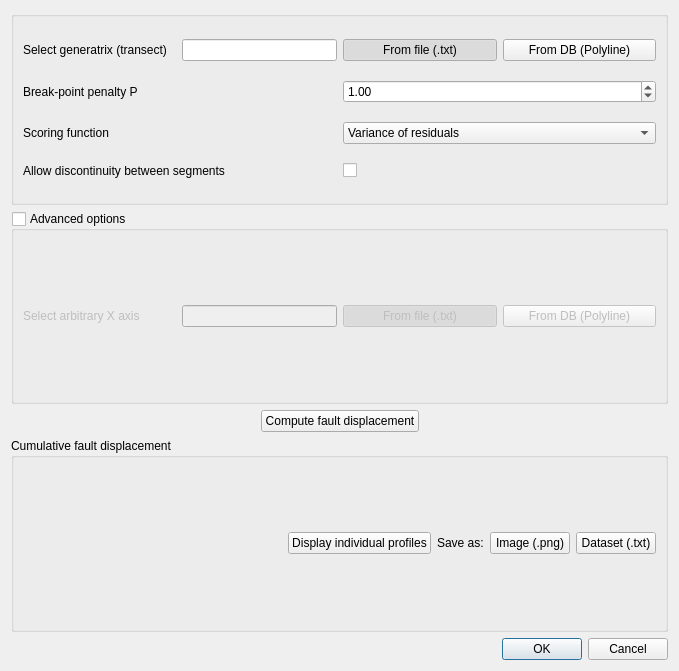
This is qThrowMeasurement/ui/atmdialog.ui in evaristelegallois/ATMplugin as Qt 5 draws it before an edit. The edited form follows.
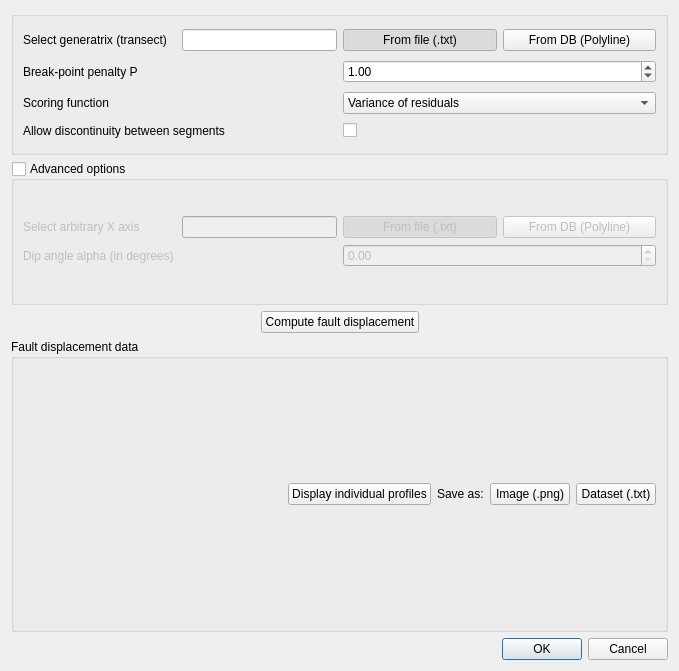
This is the edited form.

Patch:
```diff
--- a/qThrowMeasurement/ui/atmdialog.ui
+++ b/qThrowMeasurement/ui/atmdialog.ui
@@ -13,7 +13,7 @@
   <property name="windowTitle">
    <string>Automatic Throw Measurement Settings</string>
   </property>
-  <layout class="QGridLayout" name="gridLayout_3">
+  <layout class="QGridLayout" name="gridLayout_4">
    <item row="0" column="0">
     <layout class="QVBoxLayout" name="verticalLayout">
      <item>
@@ -168,8 +168,10 @@
        <property name="checked">
         <bool>false</bool>
        </property>
-       <layout class="QGridLayout" name="gridLayout_4">
+       <layout class="QGridLayout" name="gridLayout_3">
         <item row="0" column="0">
+         <layout class="QVBoxLayout" name="verticalLayout_2">
+          <item>
          <layout class="QHBoxLayout" name="horizontalLayout_10">
           <item>
            <widget class="QLabel" name="genLabel_2">
@@ -219,10 +221,31 @@
           </item>
          </layout>
         </item>
-       </layout>
+          <item>
+           <layout class="QHBoxLayout" name="horizontalLayout_4">
+            <item>
+             <widget class="QLabel" name="alphaLabel">
+              <property name="toolTip">
+               <string>If known, you can input the average dip angle (obtained from the entire scarp) here. Used to compute throw measurement using Puliti at al (2020)'s method.</string>
+              </property>
+              <property name="text">
+               <string>Dip angle alpha (in degrees)</string>
+              </property>
       </widget>
      </item>
      <item>
+             <widget class="QDoubleSpinBox" name="alphaDoubleSpinBox"/>
+            </item>
+           </layout>
+          </item>
+         </layout>
+        </item>
+       </layout>
+      </widget>
+     </item>
+    </layout>
+   </item>
+   <item row="1" column="0">
       <layout class="QHBoxLayout" name="horizontalLayout_7">
        <item>
         <spacer name="horizontalSpacer_3">
@@ -259,10 +282,10 @@
        </item>
       </layout>
      </item>
-     <item>
+   <item row="2" column="0">
       <widget class="QGroupBox" name="groupBox_2">
        <property name="title">
-        <string>Cumulative fault displacement</string>
+      <string>Fault displacement data</string>
        </property>
        <layout class="QGridLayout" name="gridLayout_2">
         <item row="1" column="1">
@@ -320,10 +343,8 @@
        </layout>
       </widget>
      </item>
-    </layout>
-   </item>
-   <item row="1" column="0">
-    <layout class="QHBoxLayout" name="horizontalLayout_4">
+   <item row="3" column="0">
+    <layout class="QHBoxLayout" name="horizontalLayout_8">
      <item>
       <spacer name="horizontalSpacer">
        <property name="orientation">
```
Left out of the diff: 10 changed lines with no effect on the pictures. Lines whose indentation alone changed are shown as unchanged.
